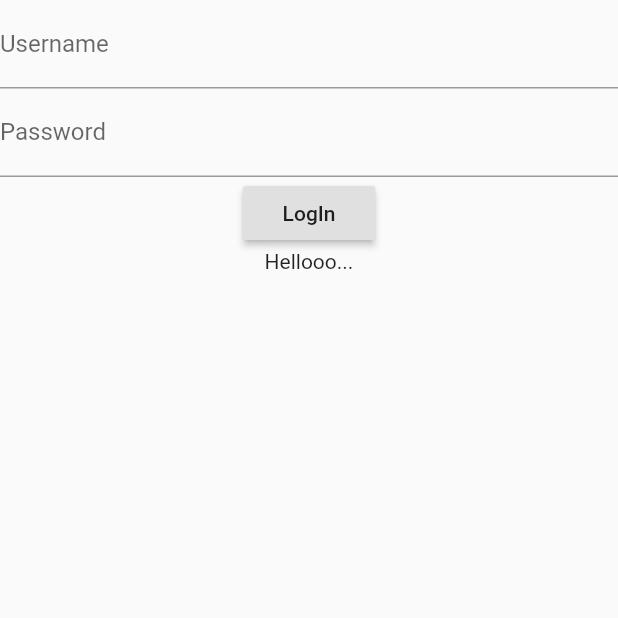
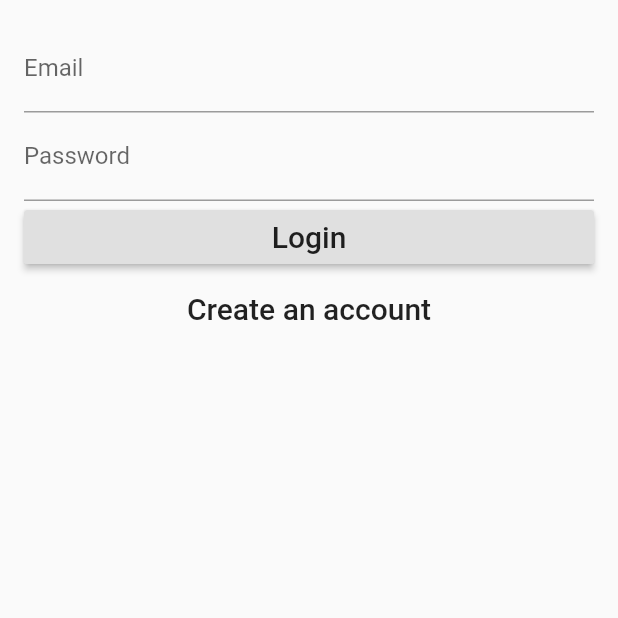
Before and after one commit to rhydiandav/AIrene, a Flutter app: the LogIn screen opened directly, on a phone screen of 412 x 824 dp, the top half of it. Run offline on Flutter 3.47's test engine with Material 2 defaults, Android fonts, the phone set to English and light mode, and no system bars; our stand-ins replace cloud_firestore, firebase_auth; missing offline and left inert: flutter_calendar; accounts and stored records are empty.

Commit message:
add auth page and update login, delete login-testing

```diff
--- /dev/null
+++ b/lib/auth.dart
@@ -0,0 +1,3 @@
+class Auth {
+  void signInWithEmailAndPassword(String email, String password) {}
+}
--- a/lib/login.dart
+++ b/lib/login.dart
@@ -1,40 +1,150 @@
 import 'package:flutter/material.dart';
 import './emojiselector.dart';
 import 'package:cloud_firestore/cloud_firestore.dart';
+import 'package:firebase_auth/firebase_auth.dart';
 
-class LogIn extends StatelessWidget {
+class LogIn extends StatefulWidget {
+  @override
+  State<StatefulWidget> createState() => new _LogInState();
+}
+
+enum FormType { login, register }
+
+class _LogInState extends State<LogIn> {
+  final formKey = new GlobalKey<FormState>();
+
+  String _email;
+  String _password;
+  FormType _formType = FormType.login;
+
+  bool validateAndSave() {
+    final form = formKey.currentState;
+    if (form.validate()) {
+      form.save();
+      return true;
+    }
+    return false;
+  }
+
+  void validateAndSubmit() async {
+    if (validateAndSave()) {
+      try {
+        if (_formType == FormType.login) {
+          FirebaseUser user =
+              await FirebaseAuth.instance.signInWithEmailAndPassword(
+            email: _email,
+            password: _password,
+          );
+          print(
+            'Signed in: ${user.uid}',
+          );
+        } else {
+          FirebaseUser user =
+              await FirebaseAuth.instance.createUserWithEmailAndPassword(
+            email: _email,
+            password: _password,
+          );
+          print("Registered user: ${user.uid}");
+        }
+      } catch (e) {
+        print('Error: $e');
+      }
+    }
+  }
+
+  void moveToRegister() {
+    formKey.currentState.reset();
+    setState(() {
+      _formType = FormType.register;
+    });
+  }
+
+  void moveToLogin() {
+    formKey.currentState.reset();
+    setState(() {
+      _formType = FormType.login;
+    });
+  }
+
   @override
   Widget build(BuildContext context) {
     return new Scaffold(
       body: Center(
-        child: Form(
-          child: Column(children: [
-            TextFormField(
-              decoration: InputDecoration(labelText: 'Username'),
+        child: Container(
+          child: Padding(
+            padding: const EdgeInsets.all(16.0),
+            child: new Form(
+              key: formKey,
+              child: new Column(
+                crossAxisAlignment: CrossAxisAlignment.stretch,
+                children: buildInputs() + buildSubmitButtons(),
+              ),
             ),
-            TextFormField(
-              decoration: InputDecoration(labelText: 'Password'),
-              obscureText: true,
-            ),
-            RaisedButton(
-              child: Text('LogIn'),
-              onPressed: () {
-                Navigator.push(
-                  context,
-                  MaterialPageRoute(builder: (context) => EmojiSelector()),
-                );
-              },
-            ),
-            StreamBuilder<Object>(
-                stream: Firestore.instance.collection('users').snapshots(),
-                builder: (context, snapshot) {
-                  if (!snapshot.hasData) return const Text('Loading...');
-                  print(snapshot);
-                  return const Text('Hellooo...');
-                }),
-          ]),
+          ),
         ),
       ),
     );
   }
+
+  List<Widget> buildInputs() {
+    return [
+      new TextFormField(
+        decoration: new InputDecoration(
+          labelText: 'Email',
+        ),
+        validator: (value) => value.isEmpty ? 'Email can\'t be empty' : null,
+        onSaved: (value) => _email = value,
+      ),
+      new TextFormField(
+        decoration: new InputDecoration(
+          labelText: 'Password',
+        ),
+        obscureText: true,
+        validator: (value) => value.isEmpty ? 'Password can\'t be empty' : null,
+        onSaved: (value) => _password = value,
+      )
+    ];
+  }
+
+  List<Widget> buildSubmitButtons() {
+    if (_formType == FormType.login) {
+      return [
+        new RaisedButton(
+          child: new Text(
+            "Login",
+            style: new TextStyle(
+              fontSize: 20.0,
+            ),
+          ),
+          onPressed: validateAndSubmit,
+        ),
+        new FlatButton(
+          child: Text(
+            "Create an account",
+            style: new TextStyle(fontSize: 20.0),
+          ),
+          onPressed: moveToRegister,
+        )
+      ];
+    } else {
+      return [
+        new RaisedButton(
+          child: new Text(
+            "Create an account",
+            style: new TextStyle(
+              fontSize: 20.0,
+            ),
+          ),
+          onPressed: validateAndSubmit,
+        ),
+        new FlatButton(
+          child: Text(
+            "Have an account? Login",
+            style: new TextStyle(fontSize: 20.0),
+          ),
+          onPressed: moveToLogin,
+        )
+      ];
+    }
+  }
 }
--- a/lib/main.dart
+++ b/lib/main.dart
@@ -1,6 +1,5 @@
 import 'package:flutter/material.dart';
 import './login.dart';
-import './login-testing.dart';
 
 void main() => runApp(MyApp());
 
@@ -14,7 +13,7 @@ class MyApp extends StatelessWidget {
         appBar: AppBar(
           title: Text('Log In'),
         ),
-        body: LogInTesting(),
+        body: LogIn(),
       ),
     );
   }
```
Also changed, not shown: lib/login-testing.dart (deleted, +0 -150 lines).
